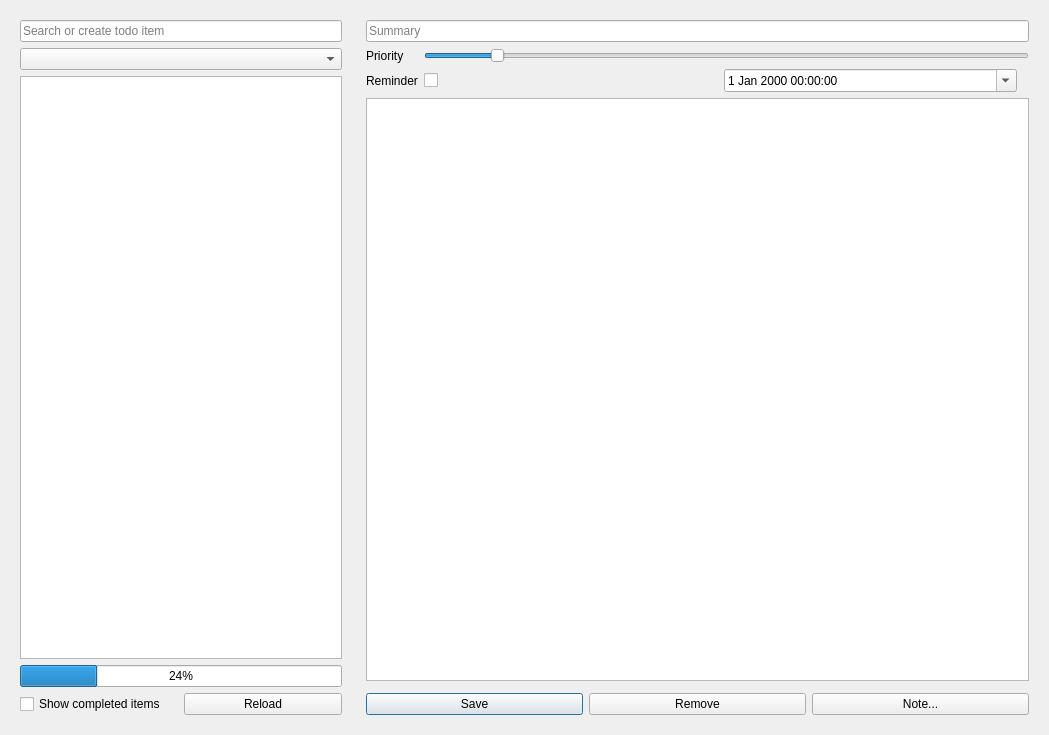
pbek/QOwnNotes, file src/dialogs/tododialog.ui: the form before one commit.
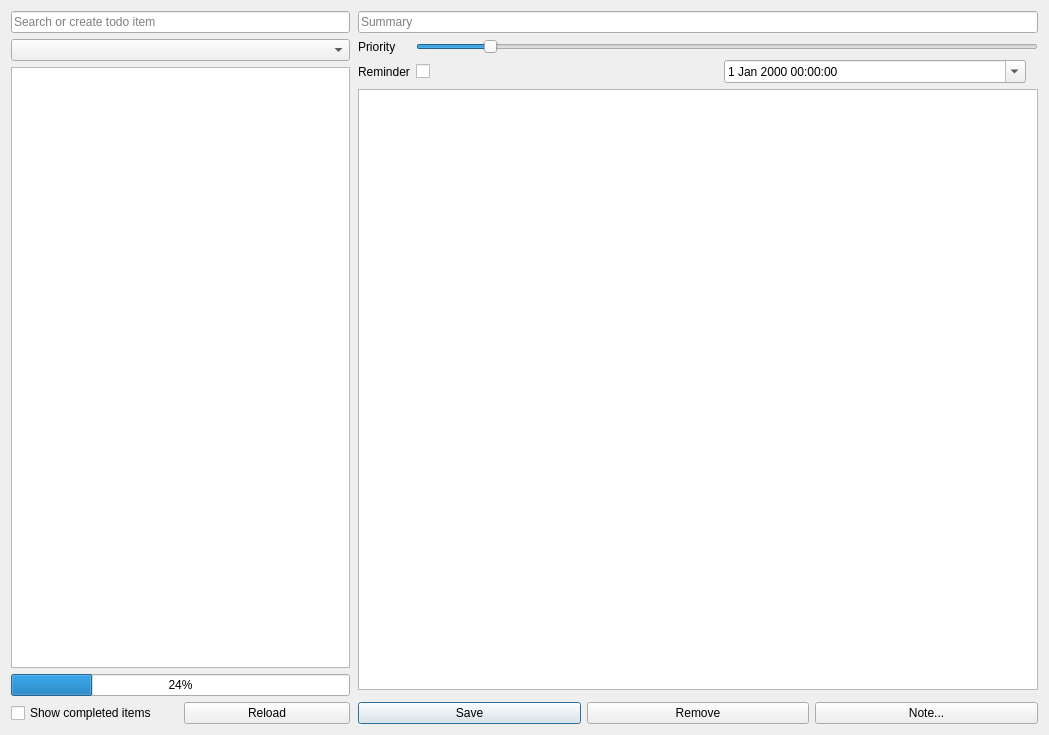
The form after the commit. Icons and pictures are not drawn. Custom widgets are drawn as their Qt base class.

Commit message: reduced the margins in the todo dialog

The edit to the form file:
```diff
--- a/src/dialogs/tododialog.ui
+++ b/src/dialogs/tododialog.ui
@@ -41,6 +41,18 @@
         <enum>QFrame::Raised</enum>
        </property>
        <layout class="QGridLayout" name="gridLayout_3">
+        <property name="leftMargin">
+         <number>1</number>
+        </property>
+        <property name="topMargin">
+         <number>0</number>
+        </property>
+        <property name="rightMargin">
+         <number>0</number>
+        </property>
+        <property name="bottomMargin">
+         <number>0</number>
+        </property>
         <item row="6" column="0" colspan="2">
          <widget class="QOwnNotesMarkdownTextEdit" name="descriptionEdit">
           <property name="readOnly">
@@ -240,6 +252,18 @@
         </sizepolicy>
        </property>
        <layout class="QGridLayout" name="selectLayout">
+        <property name="leftMargin">
+         <number>0</number>
+        </property>
+        <property name="topMargin">
+         <number>0</number>
+        </property>
+        <property name="rightMargin">
+         <number>1</number>
+        </property>
+        <property name="bottomMargin">
+         <number>0</number>
+        </property>
         <item row="2" column="0">
          <widget class="QListWidget" name="todoList"/>
         </item>
```
The commit also changes 3 other files.
